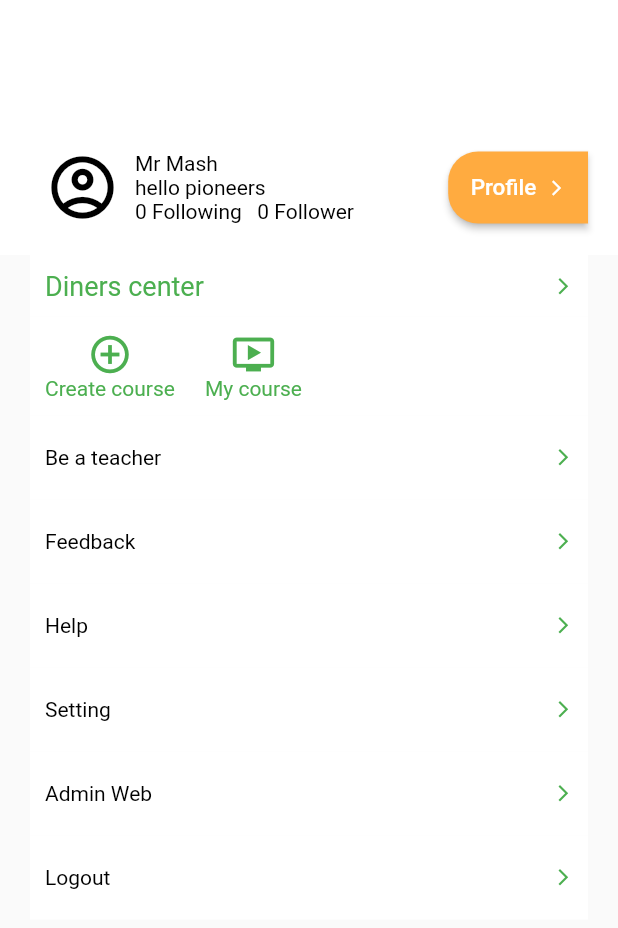
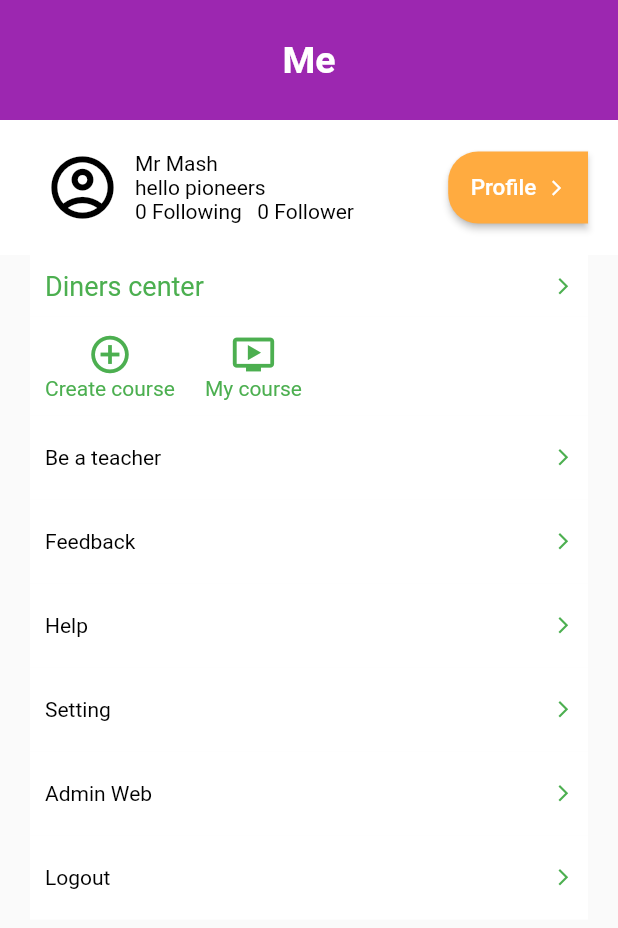
Before and after one commit to kenfoongAK/dinerscuisine, a Flutter app: the MinePage screen opened directly, on a phone screen of 412 x 824 dp. Shown: the top 928 px of the screen. Run offline on Flutter 3.47's test engine with Material 2 defaults, Android fonts, the phone set to English and light mode, and no system bars; our stand-ins replace chewie, flick_video_player, flutter_easyloading, font_awesome_flutter, shared_preferences, url_launcher_web and 2 more; missing offline and left inert: shared_preferences_web, wakelock_web; accounts and stored records are empty.

Commit message:
Update MinePage.dart

```diff
--- a/lib/pages/mine/MinePage.dart
+++ b/lib/pages/mine/MinePage.dart
@@ -39,7 +39,7 @@ class Page extends State<MinePage> {
         body: ListView(children: <Widget>[
       Container(
           alignment: Alignment.center,
-          color: Colors.white,
+          color: Colors.purple,
           height: 80,
           child: Text(
             'Me',
```
